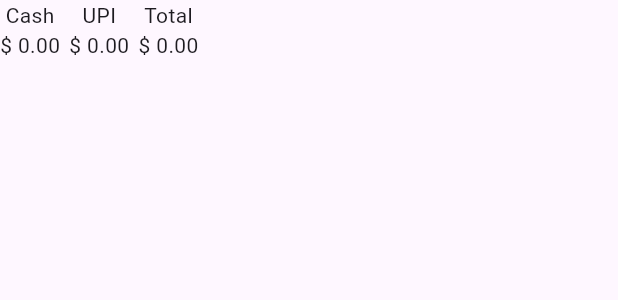
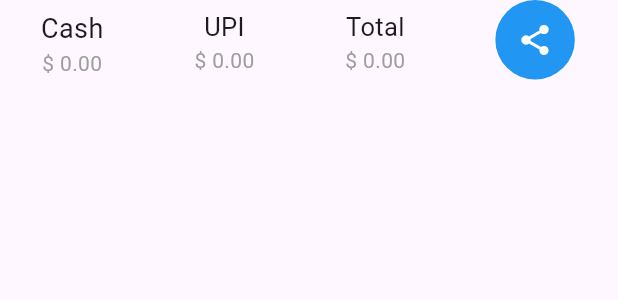
Before and after one commit to JustinCheeramattathil/machine_test, a Flutter app: the BottomField widget shown alone on an empty page, opened directly, on a phone screen of 412 x 824 dp. Shown: the top 300 px of the screen. Run offline on Flutter 3.47's test engine with Material 3 defaults, Android fonts, the phone set to English and light mode, and no system bars; our stand-ins replace dio, flutter_mobx, hive, hive_flutter, mobx; accounts and stored records are empty; network calls fail.

```diff
--- a/lib/main.dart
+++ b/lib/main.dart
@@ -1,11 +1,15 @@
 import 'package:dio/dio.dart';
 import 'package:flutter/material.dart';
+import 'package:hive/hive.dart';
+import 'package:hive_flutter/adapters.dart';
 import 'package:machine_test/utils/colors.dart';
 import 'package:machine_test/view_models/user_viewmodel.dart';
 import 'package:machine_test/views/home_screen/home_screen.dart';
 import 'repository/user_repository.dart';
 
-void main() {
+void main()async {
+  await Hive.initFlutter();
+  await Hive.openBox('settings');
   runApp(const MyApp());
 }
 
--- /dev/null
+++ b/lib/repository/payment_repository.dart
@@ -0,0 +1,5 @@
+class PaymentRepository{
+  Future<void>makePayment()async{
+
+  }
+}
--- a/lib/view_models/user_viewmodel.dart
+++ b/lib/view_models/user_viewmodel.dart
@@ -1,5 +1,4 @@
 import 'dart:developer';
-
 import 'package:machine_test/models/user_model.dart';
 import 'package:machine_test/repository/user_repository.dart';
 import 'package:mobx/mobx.dart';
--- a/lib/views/payment_screen/widgets/bottom_field.dart
+++ b/lib/views/payment_screen/widgets/bottom_field.dart
@@ -1,4 +1,6 @@
 import 'package:flutter/material.dart';
+import 'package:machine_test/utils/colors.dart';
+import 'package:machine_test/views/home_screen/widgets/action_buttons.dart';
 
 class BottomField extends StatelessWidget {
   const BottomField({super.key});
@@ -9,31 +11,70 @@ class BottomField extends StatelessWidget {
       height: 70,
       width: double.infinity,
       child: Row(
+        mainAxisAlignment: MainAxisAlignment.spaceEvenly,
         children: [
-          Column(
+          Padding(
+            padding: EdgeInsets.only(top: 6),
+            child: Column(
               children: [
-              Text('Cash'),
-              Text('\$ 0.00'),
+                Text(
+                  'Cash',
+                  style: TextStyle(fontSize: 18),
+                ),
+                Text(
+                  '\$ 0.00',
+                  style: TextStyle(color: kgreycolor),
+                ),
               ],
+            ),
           ),
           SizedBox(
             width: 6,
           ),
-          Column(
+          Padding(
+            padding: EdgeInsets.only(top: 6),
+            child: Column(
               children: [
-              Text('UPI'),
-              Text('\$ 0.00'),
+                Text(
+                  'UPI',
+                  style: TextStyle(fontSize: 17),
+                ),
+                Text(
+                  '\$ 0.00',
+                  style: TextStyle(color: kgreycolor),
+                ),
               ],
+            ),
           ),
           SizedBox(
             width: 6,
           ),
-          Column(
+          Padding(
+            padding: EdgeInsets.only(top: 6),
+            child: Column(
               children: [
-              Text('Total'),
-              Text('\$ 0.00'),
+                Text(
+                  'Total',
+                  style: TextStyle(fontSize: 17),
+                ),
+                Text(
+                  '\$ 0.00',
+                  style: TextStyle(color: kgreycolor),
+                ),
               ],
             ),
+          ),
+          SizedBox(
+            width: 4,
+          ),
+          Padding(
+            padding: EdgeInsets.only(bottom: 17),
+            child: ActionButton(
+                icon: Icon(
+              Icons.share,
+              color: kwhitecolor,
+            )),
+          )
         ],
       ),
     );
--- a/pubspec.yaml
+++ b/pubspec.yaml
@@ -34,15 +34,18 @@ dependencies:
     sdk: flutter
   flutter_mobx: ^2.2.0
   hive: ^2.2.3
+  hive_flutter: ^1.1.0
+
   mobx: ^2.2.1
 
-
 dev_dependencies:
+  hive_generator: ^2.0.1
   build_runner: ^2.4.7
   flutter_lints: ^2.0.0
   flutter_test:
     sdk: flutter
   mobx_codegen: ^2.4.0
+
 # For information on the generic Dart part of this file, see the
 # following page: https://dart.dev/tools/pub/pubspec
 # The following section is specific to Flutter packages.
```
Also changed, not shown: lib/models/payment_model.dart (added, +20 -0 lines), lib/view_models/userdialog_viewmodel.dart (added, +26 -0 lines), lib/views/home_screen/widgets/user_popup.dart (+27 -7 lines), lib/views/payment_screen/payment_screen.dart (+1 -6 lines), lib/models/payment_model.g.dart (added), pubspec.lock, 1 other file. Lines whose indentation alone changed are shown as unchanged.
